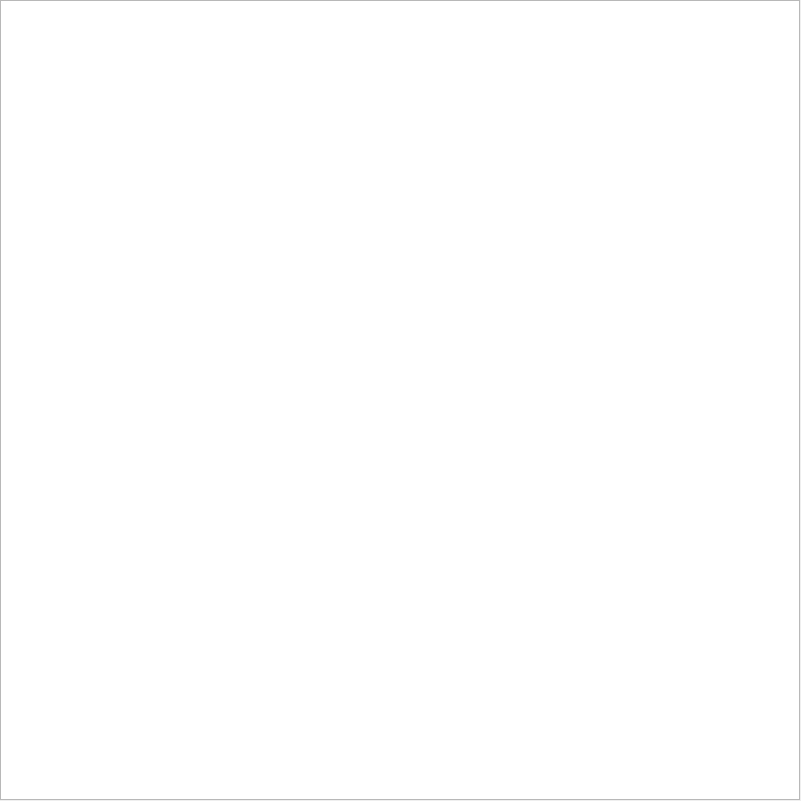
This is FooG/mainwindow.ui in shlyapos/bmstu_cg_proj as Qt 5 draws it before an edit. The edited form follows.
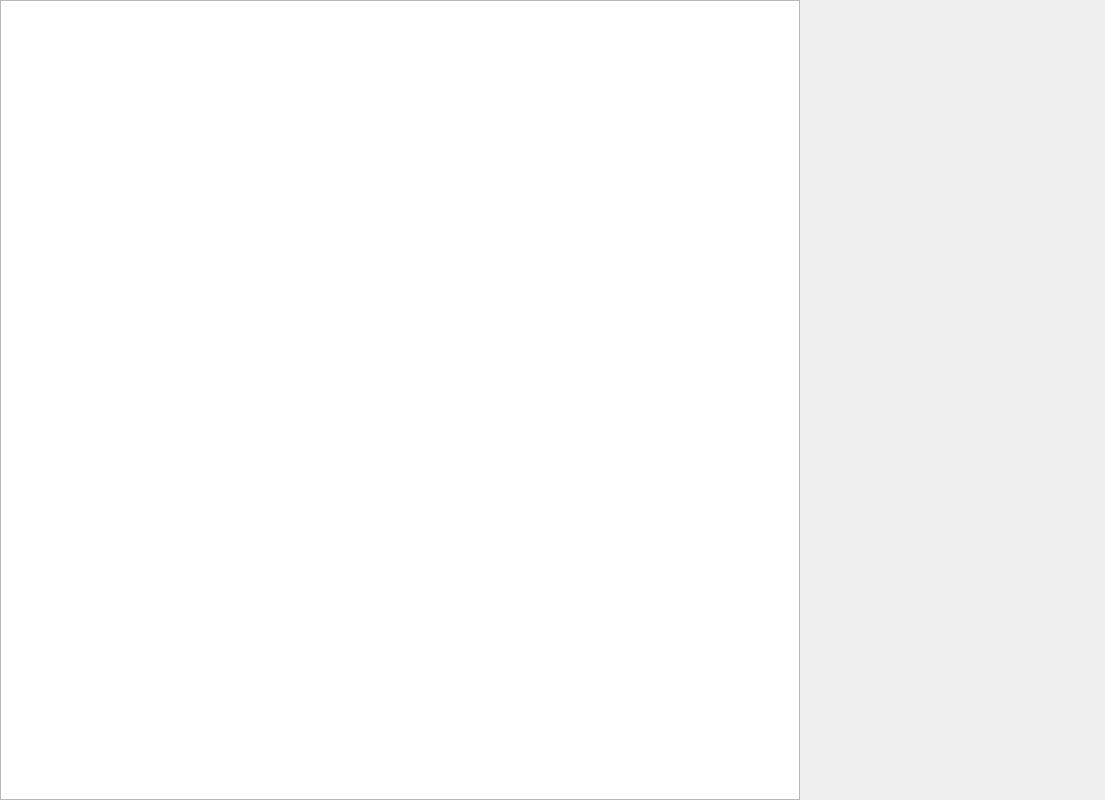
This is the edited form.

The edit to the form file:
```diff
--- a/FooG/mainwindow.ui
+++ b/FooG/mainwindow.ui
@@ -6,8 +6,8 @@
    <rect>
     <x>0</x>
     <y>0</y>
-    <width>801</width>
-    <height>801</height>
+    <width>1105</width>
+    <height>800</height>
    </rect>
   </property>
   <property name="windowTitle">
```
